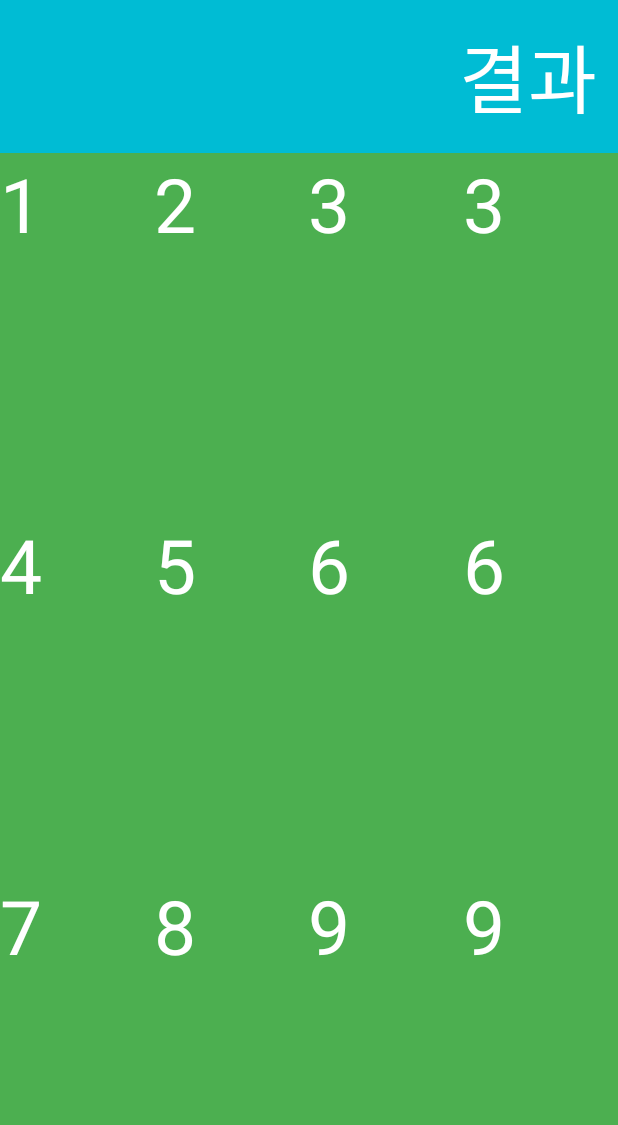
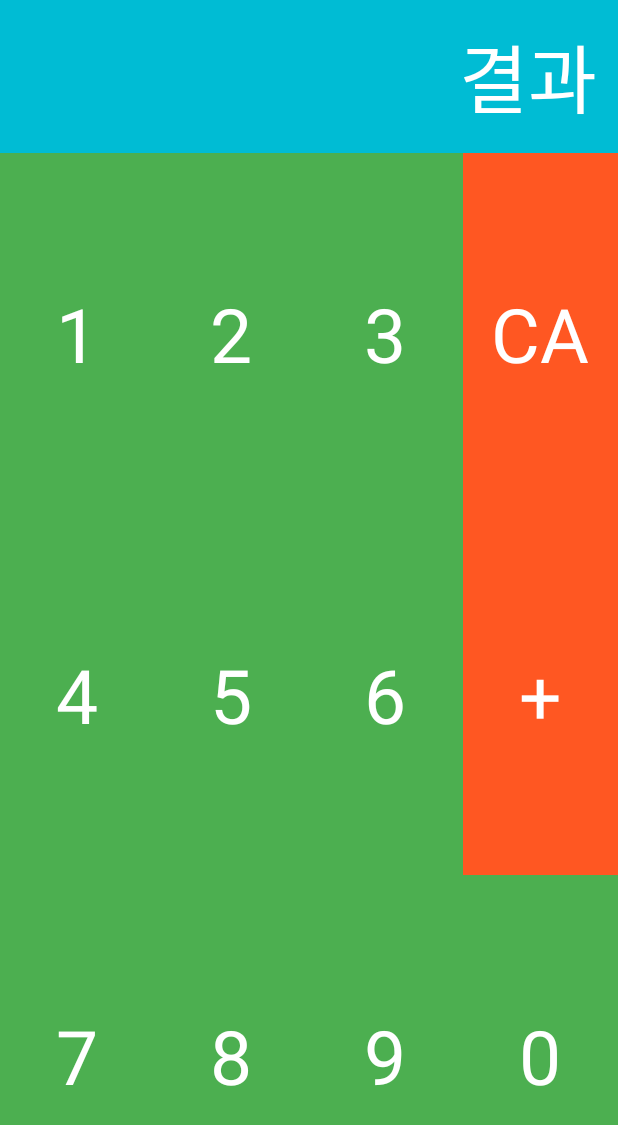
Before and after one commit to youjeonghan/Android_Study, an Android app: the layout activity_calculator.xml on its own in the app's theme, with its tools: preview values and no code run, on a phone screen of 412 x 824 dp. Shown: the top 1125 px of the screen. Run offline under Robolectric (Android 15) with nearby library versions, the light colour scheme and no system bars.

Commit message:
더하기 계산기

```diff
--- a/Android_Essential_Kotlin/app/src/main/AndroidManifest.xml
+++ b/Android_Essential_Kotlin/app/src/main/AndroidManifest.xml
@@ -9,14 +9,16 @@
         android:roundIcon="@mipmap/ic_launcher_round"
         android:supportsRtl="true"
         android:theme="@style/Theme.MyApplication">
-        <activity android:name=".Calculator"></activity>
-        <activity android:name=".Linstener">
+        <activity android:name=".Calculator">
             <intent-filter>
                 <action android:name="android.intent.action.MAIN" />
 
                 <category android:name="android.intent.category.LAUNCHER" />
             </intent-filter>
         </activity>
+
+        <activity android:name=".Linstener"></activity>
+
         <activity android:name=".MainActivity"></activity>
     </application>
 
--- a/Android_Essential_Kotlin/app/src/main/res/layout/activity_calculator.xml
+++ b/Android_Essential_Kotlin/app/src/main/res/layout/activity_calculator.xml
@@ -7,7 +7,9 @@
     android:orientation="vertical"
     tools:context=".Calculator">
 
+    <!--    최상단 결과 출력-->
     <TextView
+        android:id="@+id/result"
         android:layout_width="match_parent"
         android:layout_height="wrap_content"
         android:background="#00BCD4"
@@ -17,13 +19,14 @@
         android:textColor="#ffffff"
         android:textSize="50dp" />
 
+    <!--    숫자 기호 키패드-->
     <LinearLayout
         android:layout_width="match_parent"
         android:layout_height="match_parent"
         android:background="#4CAF50"
         android:orientation="horizontal">
 
-        <!--1,4,7 패드-->
+        <!--1, 4, 7 패드-->
         <LinearLayout
             android:layout_width="0dp"
             android:layout_height="match_parent"
@@ -31,32 +34,38 @@
             android:orientation="vertical">
 
             <TextView
+                android:id="@+id/one"
                 android:layout_width="match_parent"
                 android:layout_height="0dp"
                 android:layout_weight="1"
+                android:gravity="center"
                 android:text="1"
                 android:textColor="#ffffff"
                 android:textSize="50dp" />
 
             <TextView
+                android:id="@+id/four"
                 android:layout_width="match_parent"
                 android:layout_height="0dp"
                 android:layout_weight="1"
+                android:gravity="center"
                 android:text="4"
                 android:textColor="#ffffff"
                 android:textSize="50dp" />
 
             <TextView
+                android:id="@+id/seven"
                 android:layout_width="match_parent"
                 android:layout_height="0dp"
                 android:layout_weight="1"
+                android:gravity="center"
                 android:text="7"
                 android:textColor="#ffffff"
                 android:textSize="50dp" />
 
         </LinearLayout>
 
-        <!--        2,5,8 패드-->
+        <!--        2, 5, 8 패드-->
         <LinearLayout
             android:layout_width="0dp"
             android:layout_height="match_parent"
@@ -64,32 +73,38 @@
             android:orientation="vertical">
 
             <TextView
+                android:id="@+id/two"
                 android:layout_width="match_parent"
                 android:layout_height="0dp"
                 android:layout_weight="1"
+                android:gravity="center"
                 android:text="2"
                 android:textColor="#ffffff"
                 android:textSize="50dp" />
 
             <TextView
+                android:id="@+id/five"
                 android:layout_width="match_parent"
                 android:layout_height="0dp"
                 android:layout_weight="1"
+                android:gravity="center"
                 android:text="5"
                 android:textColor="#ffffff"
                 android:textSize="50dp" />
 
             <TextView
+                android:id="@+id/eight"
                 android:layout_width="match_parent"
                 android:layout_height="0dp"
                 android:layout_weight="1"
+                android:gravity="center"
                 android:text="8"
                 android:textColor="#ffffff"
                 android:textSize="50dp" />
 
         </LinearLayout>
 
-        <!--        3,6,9 패드-->
+        <!--        3, 6, 9 패드-->
         <LinearLayout
             android:layout_width="0dp"
             android:layout_height="match_parent"
@@ -97,32 +112,38 @@
             android:orientation="vertical">
 
             <TextView
+                android:id="@+id/three"
                 android:layout_width="match_parent"
                 android:layout_height="0dp"
                 android:layout_weight="1"
+                android:gravity="center"
                 android:text="3"
                 android:textColor="#ffffff"
                 android:textSize="50dp" />
 
             <TextView
+                android:id="@+id/six"
                 android:layout_width="match_parent"
                 android:layout_height="0dp"
                 android:layout_weight="1"
+                android:gravity="center"
                 android:text="6"
                 android:textColor="#ffffff"
                 android:textSize="50dp" />
 
             <TextView
+                android:id="@+id/nine"
                 android:layout_width="match_parent"
                 android:layout_height="0dp"
                 android:layout_weight="1"
+                android:gravity="center"
                 android:text="9"
                 android:textColor="#ffffff"
                 android:textSize="50dp" />
 
         </LinearLayout>
 
-        <!--        CA, +, 패드-->
+        <!--        CA, +, 0패드-->
         <LinearLayout
             android:layout_width="0dp"
             android:layout_height="match_parent"
@@ -130,26 +151,34 @@
             android:orientation="vertical">
 
             <TextView
+                android:id="@+id/CA"
                 android:layout_width="match_parent"
                 android:layout_height="0dp"
                 android:layout_weight="1"
-                android:text="3"
+                android:background="#FF5722"
+                android:gravity="center"
+                android:text="CA"
                 android:textColor="#ffffff"
                 android:textSize="50dp" />
 
             <TextView
+                android:id="@+id/plus"
                 android:layout_width="match_parent"
                 android:layout_height="0dp"
                 android:layout_weight="1"
-                android:text="6"
+                android:background="#FF5722"
+                android:gravity="center"
+                android:text="+"
                 android:textColor="#ffffff"
                 android:textSize="50dp" />
 
             <TextView
+                android:id="@+id/zero"
                 android:layout_width="match_parent"
                 android:layout_height="0dp"
                 android:layout_weight="1"
-                android:text="9"
+                android:gravity="center"
+                android:text="0"
                 android:textColor="#ffffff"
                 android:textSize="50dp" />
 
```
Also changed, not shown: Android_Essential_Kotlin/app/src/main/java/com/example/myapplication/Calculator.kt (+71 -0 lines), 1 other file.
